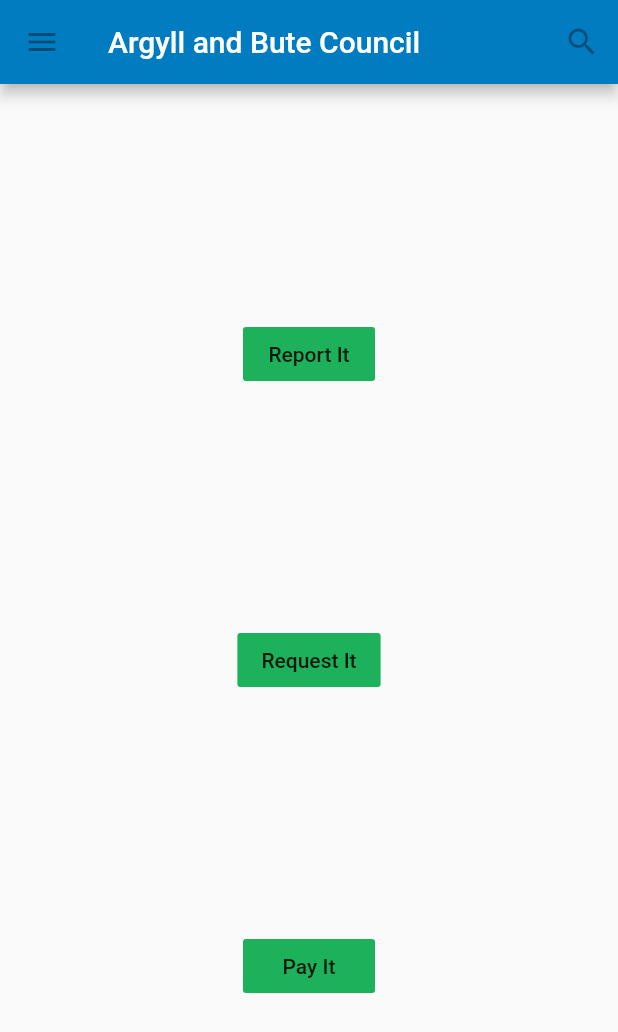
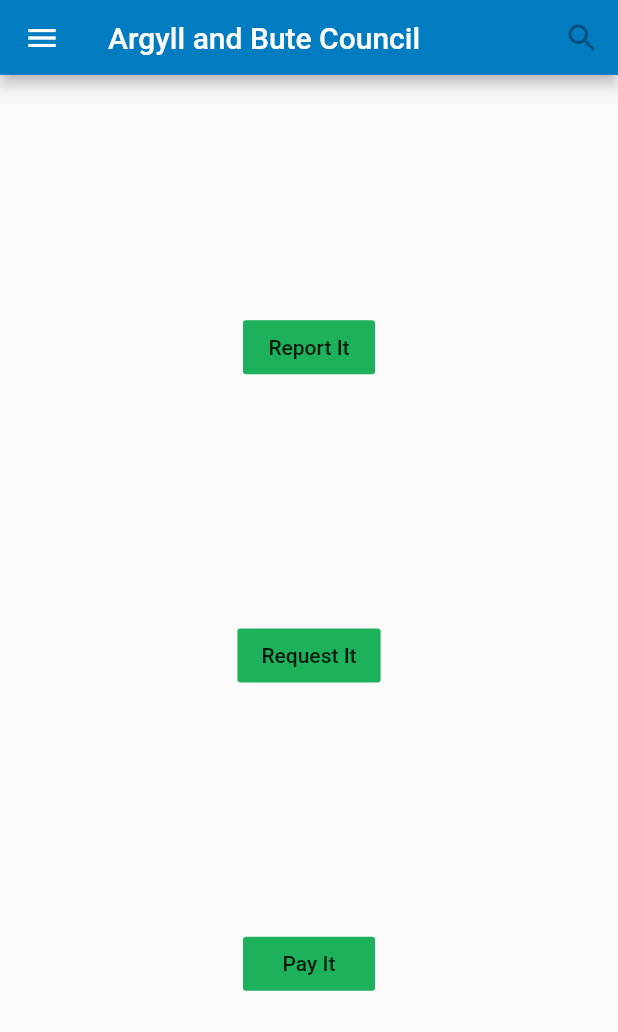
Before and after one commit to ritchiedw/abc_app_flutter, a Flutter app: the screen it shows after launch, on a phone screen of 412 x 824 dp. Shown: the top 1032 px of the screen. Run offline on Flutter 3.47's test engine with Material 2 defaults, Android fonts, the phone set to English and light mode, and no system bars.

Commit message:
extracted the appbar

```diff
--- a/lib/main_screen.dart
+++ b/lib/main_screen.dart
@@ -1,26 +1,18 @@
 import 'package:flutter/material.dart';
+import 'package:abc_app_flutter/widgets/abc_appbar.dart';
 
 class MainScreen extends StatelessWidget {
+  final _scaffoldKey = GlobalKey<ScaffoldState>();
+
   @override
   Widget build(BuildContext context) {
     return Scaffold(
-      appBar: AppBar(
-        backgroundColor: Color(
-          0xff017cc1,
+      key: _scaffoldKey,
+      appBar: PreferredSize(
+        preferredSize: Size.fromHeight(50.0),
+        child: ABCAppBar(
+          scaffoldKey: _scaffoldKey,
         ),
-        leading: IconButton(
-          icon: Icon(Icons.menu),
-          tooltip: 'Navigation menu',
-          onPressed: null,
-        ),
-        title: Text('Argyll and Bute Council'),
-        actions: <Widget>[
-          IconButton(
-            icon: Icon(Icons.search),
-            tooltip: 'Search',
-            onPressed: null,
-          ),
-        ],
       ),
       body: Center(
         child: Column(
--- /dev/null
+++ b/lib/widgets/abc_appbar.dart
@@ -0,0 +1,33 @@
+import 'package:flutter/material.dart';
+
+class ABCAppBar extends StatelessWidget {
+  const ABCAppBar({
+    Key key,
+    @required GlobalKey<ScaffoldState> scaffoldKey,
+  })  : _scaffoldKey = scaffoldKey,
+        super(key: key);
+
+  final GlobalKey<ScaffoldState> _scaffoldKey;
+
+  @override
+  Widget build(BuildContext context) {
+    return AppBar(
+      backgroundColor: Color(
+        0xff017cc1,
+      ),
+      leading: IconButton(
+        icon: Icon(Icons.menu),
+        tooltip: 'Navigation menu',
+        onPressed: () => _scaffoldKey.currentState.openDrawer(),
+      ),
+      title: Text('Argyll and Bute Council'),
+      actions: <Widget>[
+        IconButton(
+          icon: Icon(Icons.search),
+          tooltip: 'Search',
+          onPressed: null,
+        ),
+      ],
+    );
+  }
+}
```
